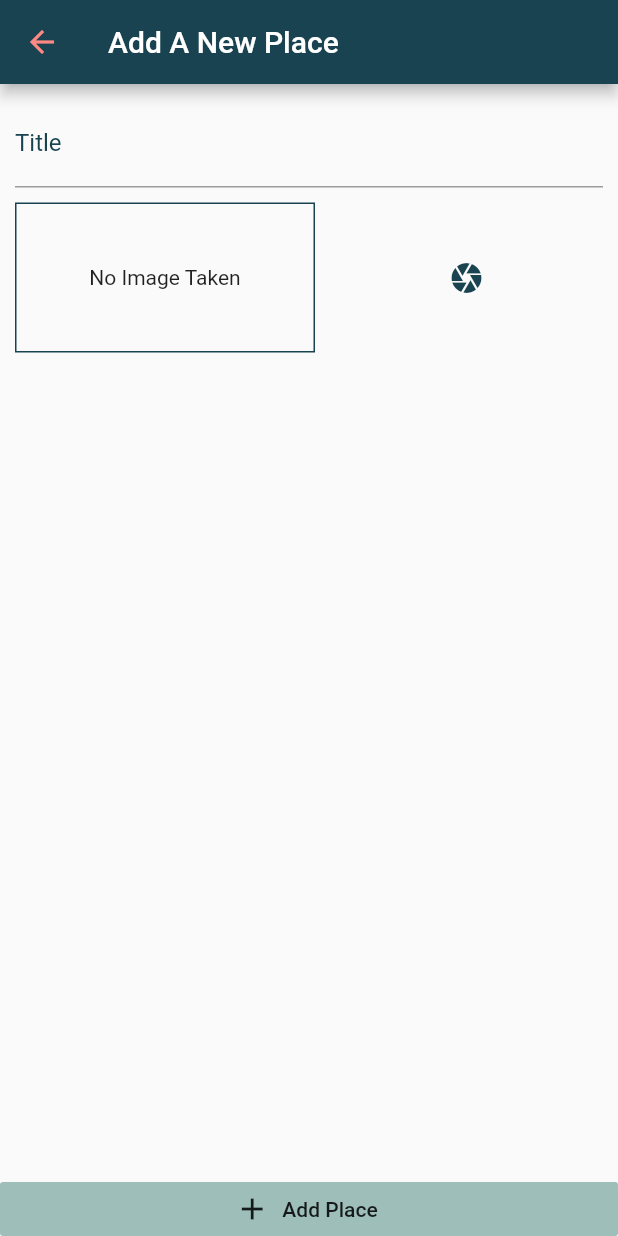
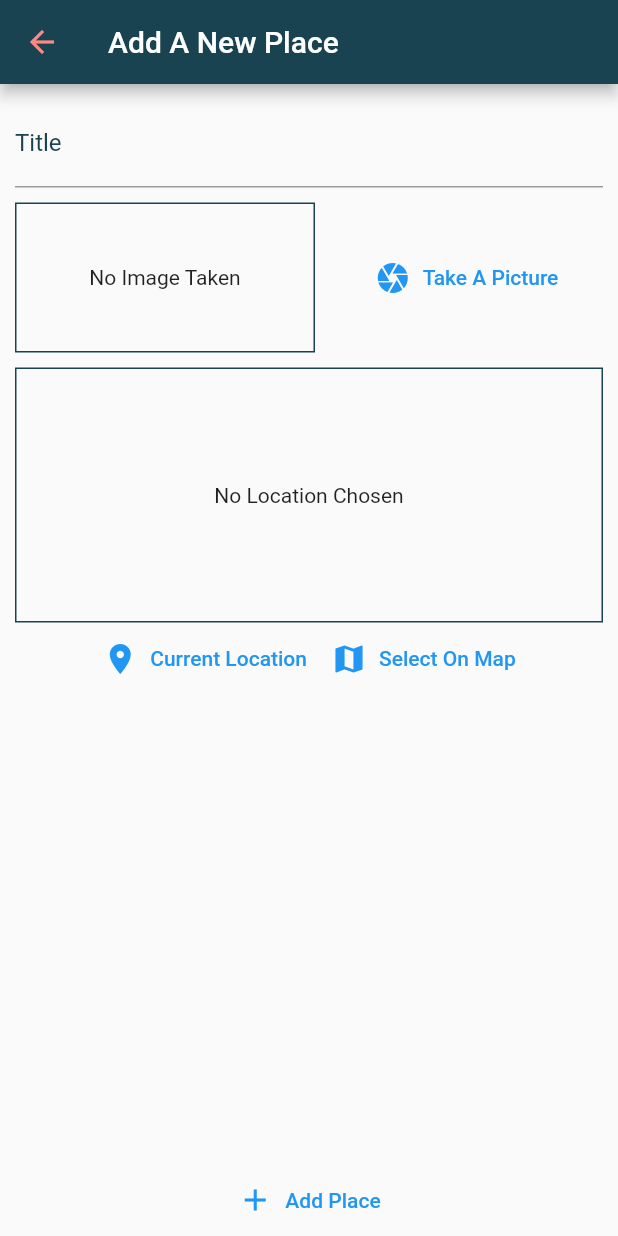
Before and after one commit to reuben21/Great-Places-App-Flutter, a Flutter app: the AddPlaceScreen screen opened by its route, on a phone screen of 412 x 824 dp. Run offline on Flutter 3.47's test engine with Material 2 defaults, Android fonts, the phone set to English and light mode, and no system bars; our stand-ins replace google_fonts, image_picker, sqflite; accounts and stored records are empty.

Commit message:
Adding a Location Input & The "location" Package

```diff
--- a/lib/screens/add_place_screen.dart
+++ b/lib/screens/add_place_screen.dart
@@ -4,6 +4,7 @@ import 'package:flutter/material.dart';
 import 'package:great_places_app/colors.dart';
 import 'package:great_places_app/providers/great_places.dart';
 import 'package:great_places_app/widgets/image_input.dart';
+import 'package:great_places_app/widgets/location_input.dart';
 import 'package:provider/provider.dart';
 
 class AddPlaceScreen extends StatefulWidget {
@@ -69,19 +70,16 @@ class _AddPlaceScreenState extends State<AddPlaceScreen> {
                   ),
                 SizedBox(height: 10,),
                 ImageInput(_selectImage),
+                SizedBox(height: 10,),
+                LocationInput()
               ]),
             ),
           )),
-          RaisedButton.icon(
+          TextButton.icon(
               onPressed: _savePlace ,
               icon: Icon(Icons.add),
               label: Text('Add Place'),
-            elevation: 0,
-            materialTapTargetSize: MaterialTapTargetSize.shrinkWrap,
-            color: Theme.of(context).accentColor,
-
-
-          ),
+                   ),
 
         ],
       ),
--- a/lib/widgets/image_input.dart
+++ b/lib/widgets/image_input.dart
@@ -79,10 +79,10 @@ class _ImageInputState extends State<ImageInput> {
           width: 10,
         ),
         Expanded(
-            child: IconButton(
+            child:     TextButton.icon(
           icon: Icon(Icons.camera),
-          color: Theme.of(context).primaryColor,
           onPressed: _takePicture,
+              label: Text("Take A Picture"),
         ))
       ],
     );
--- /dev/null
+++ b/lib/widgets/location_input.dart
@@ -0,0 +1,62 @@
+import 'package:flutter/cupertino.dart';
+import 'package:flutter/material.dart';
+import 'package:great_places_app/colors.dart';
+
+class LocationInput extends StatefulWidget {
+  LocationInput({Key key}) : super(key: key);
+
+  @override
+  _LocationInputState createState() {
+    return _LocationInputState();
+  }
+}
+
+class _LocationInputState extends State<LocationInput> {
+  String _previewImageUrl;
+
+  @override
+  void initState() {
+    super.initState();
+  }
+
+  @override
+  void dispose() {
+    super.dispose();
+  }
+
+  @override
+  Widget build(BuildContext context) {
+    // TODO: implement build
+    return Column(
+      children: <Widget>[
+        Container(
+          decoration: BoxDecoration(border: Border.all(width: 1,color:kPrimaryColor)),
+            height: 170,
+            width: double.infinity,
+            alignment: Alignment.center,
+            child: _previewImageUrl == null
+                ? Text(
+                    'No Location Chosen',
+                    textAlign: TextAlign.center,
+                  )
+                : Image.network(
+                    _previewImageUrl,
+                    fit: BoxFit.cover,
+                    width: double.infinity,
+                  )),
+        Row(
+            mainAxisAlignment: MainAxisAlignment.center,
+            children: <Widget>[
+          TextButton.icon(
+              onPressed: () {},
+              icon: Icon(Icons.location_on),
+              label: Text('Current Location')),
+          TextButton.icon(
+              onPressed: () {},
+              icon: Icon(Icons.map),
+              label: Text('Select On Map'))
+        ])
+      ],
+    );
+  }
+}
--- a/pubspec.yaml
+++ b/pubspec.yaml
@@ -35,6 +35,7 @@ dependencies:
   path: ^1.8.0
   sqflite: ^2.0.0+3
   sqflite_common: ^2.0.0+2
+  location: ^4.1.1
 
 dev_dependencies:
   flutter_test:
@@ -46,7 +47,7 @@ dev_dependencies:
 # The following section is specific to Flutter.
 flutter:
   assets:
-    - assets/
+    - assets/images/NoImageFound.png
 
   # The following line ensures that the Material Icons font is
   # included with your application, so that you can use the icons in
```
Also changed, not shown: pubspec.lock, 1 other file.
